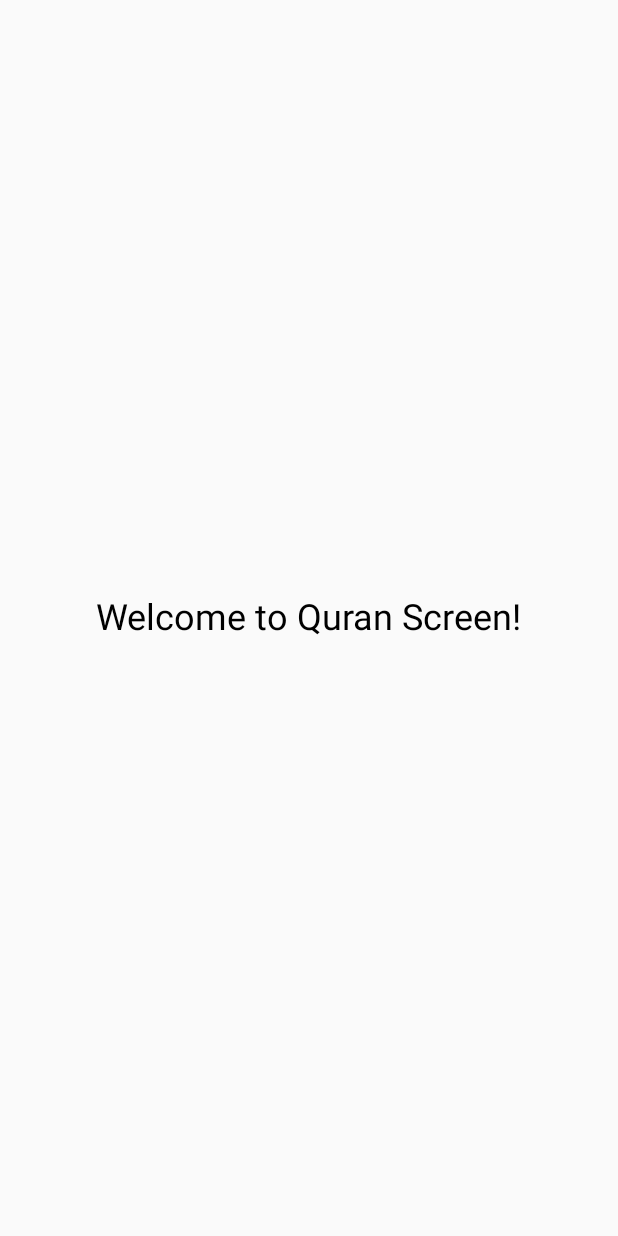
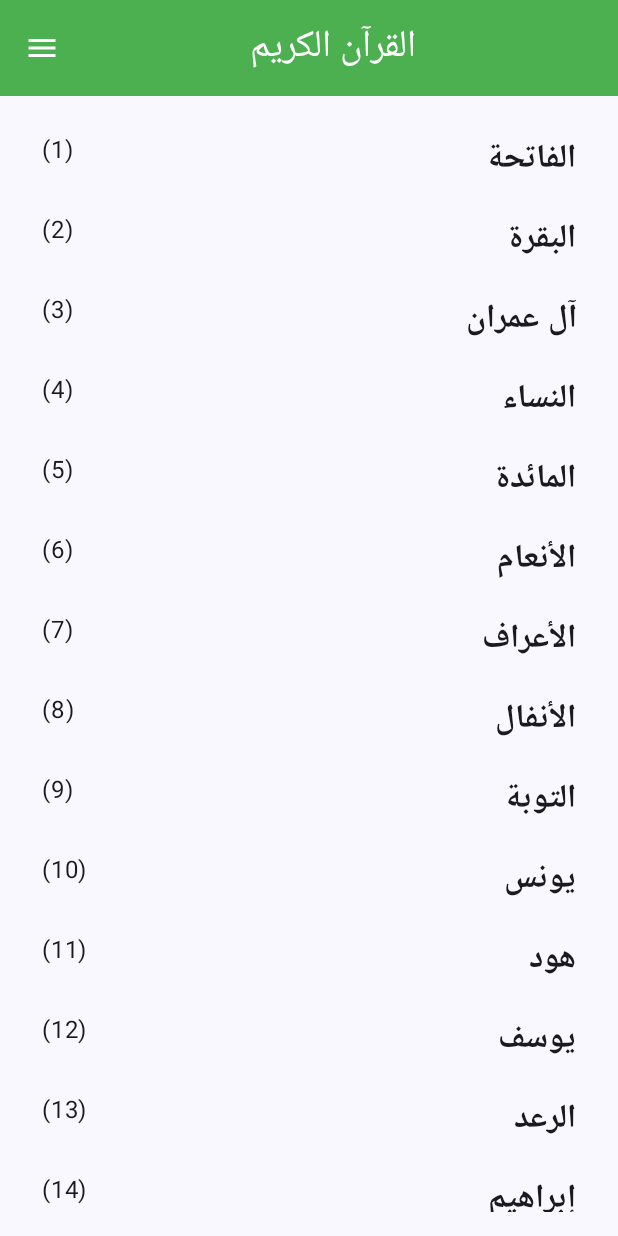
Before and after one commit to mohamedibrahim3/Quran_App, an Android app built with Jetpack Compose: the screen it shows after launch (MainActivity), on a phone screen of 412 x 824 dp. Run offline under Robolectric (Android 15) with nearby library versions, the phone set to English and light mode, and no system bars; our stand-ins replace Dagger/Hilt's generated code.

Commit message:
Add Surahs list Screen

```diff
--- /dev/null
+++ b/app/src/main/java/com/mada/quran_app/data/model/SurahEntity.kt
@@ -0,0 +1,7 @@
+package com.mada.quran_app.data.model
+
+data class SurahEntity(
+    val name: String,
+    val number: Int,
+    val ayahCount: Int
+)
--- /dev/null
+++ b/app/src/main/java/com/mada/quran_app/domain/repository/SurahRepository.kt
@@ -0,0 +1,7 @@
+package com.mada.quran_app.domain.repository
+
+import com.mada.quran_app.data.model.SurahEntity
+
+interface SurahRepository {
+    fun getSurahs(): List<SurahEntity>
+}
--- /dev/null
+++ b/app/src/main/java/com/mada/quran_app/domain/repository/SurahRepositoryImpl.kt
@@ -0,0 +1,126 @@
+package com.mada.quran_app.domain.repository
+
+import com.mada.quran_app.data.model.SurahEntity
+import javax.inject.Inject
+
+class SurahRepositoryImpl @Inject constructor() : SurahRepository {
+    override fun getSurahs(): List<SurahEntity> {
+        return listOf(
+            SurahEntity("الفاتحة", 1, 7),
+            SurahEntity("البقرة", 2, 286),
+            SurahEntity("آل عمران", 3, 200),
+            SurahEntity("النساء", 4, 176),
+            SurahEntity("المائدة", 5, 120),
+            SurahEntity("الأنعام", 6, 165),
+            SurahEntity("الأعراف", 7, 206),
+            SurahEntity("الأنفال", 8, 75),
+            SurahEntity("التوبة", 9, 129),
+            SurahEntity("يونس", 10, 109),
+            SurahEntity("هود", 11, 123),
+            SurahEntity("يوسف", 12, 111),
+            SurahEntity("الرعد", 13, 43),
+            SurahEntity("إبراهيم", 14, 52),
+            SurahEntity("الحجر", 15, 99),
+            SurahEntity("النحل", 16, 128),
+            SurahEntity("الإسراء", 17, 111),
+            SurahEntity("الكهف", 18, 110),
+            SurahEntity("مريم", 19, 98),
+            SurahEntity("طه", 20, 135),
+            SurahEntity("الأنبياء", 21, 112),
+            SurahEntity("الحج", 22, 78),
+            SurahEntity("المؤمنون", 23, 118),
+            SurahEntity("النور", 24, 64),
+            SurahEntity("الفرقان", 25, 77),
+            SurahEntity("الشعراء", 26, 227),
+            SurahEntity("النمل", 27, 93),
+            SurahEntity("القصص", 28, 88),
+            SurahEntity("العنكبوت", 29, 69),
+            SurahEntity("الروم", 30, 60),
+            SurahEntity("لقمان", 31, 34),
+            SurahEntity("السجدة", 32, 30),
+            SurahEntity("الأحزاب", 33, 73),
+            SurahEntity("سبأ", 34, 54),
+            SurahEntity("فاطر", 35, 45),
+            SurahEntity("يس", 36, 83),
+            SurahEntity("الصافات", 37, 182),
+            SurahEntity("ص", 38, 88),
+            SurahEntity("الزمر", 39, 75),
+            SurahEntity("غافر", 40, 85),
+            SurahEntity("فصلت", 41, 54),
+            SurahEntity("الشورى", 42, 53),
+            SurahEntity("الزخرف", 43, 89),
+            SurahEntity("الدخان", 44, 59),
+            SurahEntity("الجاثية", 45, 37),
+            SurahEntity("الأحقاف", 46, 35),
+            SurahEntity("محمد", 47, 38),
+            SurahEntity("الفتح", 48, 29),
+            SurahEntity("الحجرات", 49, 18),
+            SurahEntity("ق", 50, 45),
+            SurahEntity("الذاريات", 51, 60),
+            SurahEntity("الطور", 52, 49),
+            SurahEntity("النجم", 53, 62),
+            SurahEntity("القمر", 54, 55),
+            SurahEntity("الرحمن", 55, 78),
+            SurahEntity("الواقعة", 56, 96),
+            SurahEntity("الحديد", 57, 29),
+            SurahEntity("المجادلة", 58, 22),
+            SurahEntity("الحشر", 59, 24),
+            SurahEntity("الممتحنة", 60, 13),
+            SurahEntity("الصف", 61, 14),
+            SurahEntity("الجمعة", 62, 11),
+            SurahEntity("المنافقون", 63, 11),
+            SurahEntity("التغابن", 64, 18),
+            SurahEntity("الطلاق", 65, 12),
+            SurahEntity("التحريم", 66, 12),
+            SurahEntity("الملك", 67, 30),
+            SurahEntity("القلم", 68, 52),
+            SurahEntity("الحاقة", 69, 52),
+            SurahEntity("المعارج", 70, 44),
+            SurahEntity("نوح", 71, 28),
+            SurahEntity("الجن", 72, 28),
+            SurahEntity("المزمل", 73, 20),
+            SurahEntity("المدثر", 74, 56),
+            SurahEntity("القيامة", 75, 40),
+            SurahEntity("الإنسان", 76, 31),
+            SurahEntity("المرسلات", 77, 50),
+            SurahEntity("النبأ", 78, 40),
+            SurahEntity("النازعات", 79, 46),
+            SurahEntity("عبس", 80, 42),
+            SurahEntity("التكوير", 81, 29),
+            SurahEntity("الإنفطار", 82, 19),
+            SurahEntity("المطففين", 83, 36),
+            SurahEntity("الإنشقاق", 84, 25),
+            SurahEntity("البروج", 85, 22),
+            SurahEntity("الطارق", 86, 17),
+            SurahEntity("الأعلى", 87, 19),
+            SurahEntity("الغاشية", 88, 26),
+            SurahEntity("الفجر", 89, 30),
+            SurahEntity("البلد", 90, 20),
+            SurahEntity("الشمس", 91, 15),
+            SurahEntity("الليل", 92, 21),
+            SurahEntity("الضحى", 93, 11),
+            SurahEntity("الشرح", 94, 8),
+            SurahEntity("التين", 95, 8),
+            SurahEntity("العلق", 96, 19),
+            SurahEntity("القدر", 97, 5),
+            SurahEntity("البينة", 98, 8),
+            SurahEntity("الزلزلة", 99, 8),
+            SurahEntity("العاديات", 100, 11),
+            SurahEntity("القارعة", 101, 11),
+            SurahEntity("التكاثر", 102, 8),
+            SurahEntity("العصر", 103, 3),
+            SurahEntity("الهمزة", 104, 9),
+            SurahEntity("الفيل", 105, 5),
+            SurahEntity("قريش", 106, 4),
+            SurahEntity("الماعون", 107, 7),
+            SurahEntity("الكوثر", 108, 3),
+            SurahEntity("الكافرون", 109, 6),
+            SurahEntity("النصر", 110, 3),
+            SurahEntity("المسد", 111, 5),
+            SurahEntity("الإخلاص", 112, 4),
+            SurahEntity("الفلق", 113, 5),
+            SurahEntity("الناس", 114, 6)
+        )
+
+    }
+}
--- /dev/null
+++ b/app/src/main/java/com/mada/quran_app/domain/useCase/GetSurahsUseCase.kt
@@ -0,0 +1,13 @@
+package com.mada.quran_app.domain.useCase
+
+import com.mada.quran_app.data.model.SurahEntity
+import com.mada.quran_app.domain.repository.SurahRepository
+import javax.inject.Inject
+
+class GetSurahsUseCase @Inject constructor(
+    private val repository: SurahRepository
+) {
+    operator fun invoke(): List<SurahEntity> {
+        return repository.getSurahs()
+    }
+}
--- a/app/src/main/java/com/mada/quran_app/module/AppModule.kt
+++ b/app/src/main/java/com/mada/quran_app/module/AppModule.kt
@@ -1,8 +1,29 @@
 package com.mada.quran_app.module
 
+import com.mada.quran_app.domain.repository.SurahRepository
+import com.mada.quran_app.domain.repository.SurahRepositoryImpl
+import com.mada.quran_app.domain.useCase.GetSurahsUseCase
 import com.mada.quran_app.mvvm.SplashViewModel
+import dagger.Module
+import dagger.Provides
+import dagger.hilt.InstallIn
+import dagger.hilt.components.SingletonComponent
 import org.koin.dsl.module
+import javax.inject.Singleton
 
-//val appModule = module {
-//    single { SplashViewModel() }
-//}
+@Module
+@InstallIn(SingletonComponent::class)
+object AppModule {
+
+    @Provides
+    @Singleton
+    fun provideSurahRepository(): SurahRepository {
+        return SurahRepositoryImpl()
+    }
+
+    @Provides
+    @Singleton
+    fun provideGetSurahsUseCase(repository: SurahRepository): GetSurahsUseCase {
+        return GetSurahsUseCase(repository)
+    }
+}
--- /dev/null
+++ b/app/src/main/java/com/mada/quran_app/mvvm/SurahViewModel.kt
@@ -0,0 +1,29 @@
+package com.mada.quran_app.mvvm
+
+import androidx.lifecycle.ViewModel
+import androidx.lifecycle.viewModelScope
+import com.mada.quran_app.data.model.SurahEntity
+import com.mada.quran_app.domain.useCase.GetSurahsUseCase
+import dagger.hilt.android.lifecycle.HiltViewModel
+import kotlinx.coroutines.flow.MutableStateFlow
+import kotlinx.coroutines.flow.StateFlow
+import kotlinx.coroutines.launch
+import javax.inject.Inject
+
+
+@HiltViewModel
+class SurahViewModel @Inject constructor(
+    private val getSurahsUseCase: GetSurahsUseCase
+): ViewModel() {
+    private val _surahs = MutableStateFlow<List<SurahEntity>>(emptyList())
+    val surahs: StateFlow<List<SurahEntity>> = _surahs
+
+    init {
+        fetchSurahs()
+    }
+    private fun fetchSurahs() {
+        viewModelScope.launch {
+            _surahs.value = getSurahsUseCase()
+        }
+    }
+}
--- a/app/src/main/java/com/mada/quran_app/navHost/AppNavigation.kt
+++ b/app/src/main/java/com/mada/quran_app/navHost/AppNavigation.kt
@@ -23,7 +23,9 @@ fun AppNavigation(){
             }
         }
         composable("main") {
-            QuranScreen()
+            QuranScreen { surahNumber ->
+                navController.navigate("ayah_count/$surahNumber")
+            }
         }
 
     }
--- a/app/src/main/java/com/mada/quran_app/ui/quran/QuranScreen.kt
+++ b/app/src/main/java/com/mada/quran_app/ui/quran/QuranScreen.kt
@@ -1,22 +1,103 @@
 package com.mada.quran_app.ui.quran
 
+import androidx.compose.foundation.clickable
+import androidx.compose.foundation.layout.Arrangement
 import androidx.compose.foundation.layout.Box
+import androidx.compose.foundation.layout.Row
 import androidx.compose.foundation.layout.fillMaxSize
+import androidx.compose.foundation.layout.fillMaxWidth
+import androidx.compose.foundation.layout.padding
+import androidx.compose.foundation.lazy.LazyColumn
+import androidx.compose.material3.ExperimentalMaterial3Api
+import androidx.compose.material3.Icon
+import androidx.compose.material3.IconButton
+import androidx.compose.material3.Scaffold
+import androidx.compose.material3.Text
+import androidx.compose.material3.TopAppBar
+import androidx.compose.material3.TopAppBarDefaults
 import androidx.compose.runtime.Composable
+import androidx.compose.runtime.collectAsState
 import androidx.compose.ui.Alignment
 import androidx.compose.ui.Modifier
-import androidx.compose.ui.text.TextStyle
+import androidx.compose.ui.graphics.Color
+import androidx.compose.ui.res.painterResource
+import androidx.compose.ui.text.font.FontWeight
+import androidx.compose.ui.text.style.TextAlign
+import androidx.compose.ui.unit.dp
 import androidx.compose.ui.unit.sp
+import androidx.hilt.navigation.compose.hiltViewModel
+import com.mada.quran_app.R
+import com.mada.quran_app.mvvm.SurahViewModel
 
+@OptIn(ExperimentalMaterial3Api::class)
 @Composable
-fun QuranScreen(){
-    Box(
-        modifier = Modifier.fillMaxSize(),
-        contentAlignment = Alignment.Center
-    ) {
-        androidx.compose.material3.Text(
-            text = "Welcome to Quran Screen!",
-            style = TextStyle(fontSize = 24.sp)
-        )
-    }
+fun QuranScreen(
+    viewModel: SurahViewModel = hiltViewModel(),
+    onSurahClick: (Int) -> Unit){
+    val surahs = viewModel.surahs.collectAsState()
+    Scaffold(
+        topBar = {
+            TopAppBar(
+                title = {
+                    Box(
+                        modifier = Modifier
+                            .fillMaxWidth()
+                            .padding(end = 16.dp)
+                    ) {
+                        Text(
+                            text = "القرآن الكريم",
+                            fontSize = 25.sp,
+                            color = Color.White,
+                            modifier = Modifier.align(Alignment.Center)
+                        )
+                    }
+                },
+                navigationIcon = {
+                    IconButton(onClick = { /* TODO: Add drawer functionality */ }) {
+                        Icon(
+                            painter = painterResource(id = R.drawable.baseline_menu_24),
+                            contentDescription = "Menu Icon",
+                            tint = Color.White
+                        )
+                    }
+                },
+                colors = TopAppBarDefaults.mediumTopAppBarColors(
+                    containerColor = Color(0xFF4CAF50)
+                )
+            )
+        },
+        content = { innerPadding ->
+            LazyColumn(
+                modifier = Modifier
+                    .padding(innerPadding)
+                    .fillMaxSize()
+                    .padding(16.dp)
+            ) {
+                items(surahs.value.size) { index ->
+                    val surah = surahs.value[index]
+                    Row(
+                        modifier = Modifier
+                            .fillMaxWidth()
+                            .clickable { onSurahClick(surah.number) }
+                            .padding(vertical = 8.dp, horizontal = 12.dp),
+                        horizontalArrangement = Arrangement.SpaceBetween
+                    ) {
+                        Text(
+                            text = "(${surah.number})",
+                            fontSize = 16.sp,
+                            textAlign = TextAlign.Start
+                        )
+                        Text(
+                            text = surah.name,
+                            fontSize = 22.sp,
+                            fontWeight = FontWeight.Bold,
+                            modifier = Modifier.weight(1f),
+                            textAlign = TextAlign.End
+                        )
+
+                    }
+                }
+            }
+        }
+    )
 }
--- a/app/src/main/java/com/mada/quran_app/ui/splash/SplachScreen.kt
+++ b/app/src/main/java/com/mada/quran_app/ui/splash/SplachScreen.kt
@@ -28,7 +28,7 @@ fun SplashScreen(
     Box(
         modifier = Modifier
             .fillMaxSize()
-            .background(Color.Green),
+            .background(Color.Black),
         contentAlignment = Alignment.Center
     ) {
         Image(
--- /dev/null
+++ b/app/src/main/res/drawable/baseline_menu_24.xml
@@ -0,0 +1,5 @@
+<vector xmlns:android="http://schemas.android.com/apk/res/android" android:height="24dp" android:tint="#000000" android:viewportHeight="24" android:viewportWidth="24" android:width="24dp">
+
+    <path android:fillColor="@android:color/white" android:pathData="M3,18h18v-2L3,16v2zM3,13h18v-2L3,11v2zM3,6v2h18L21,6L3,6z"/>
+
+</vector>
```
